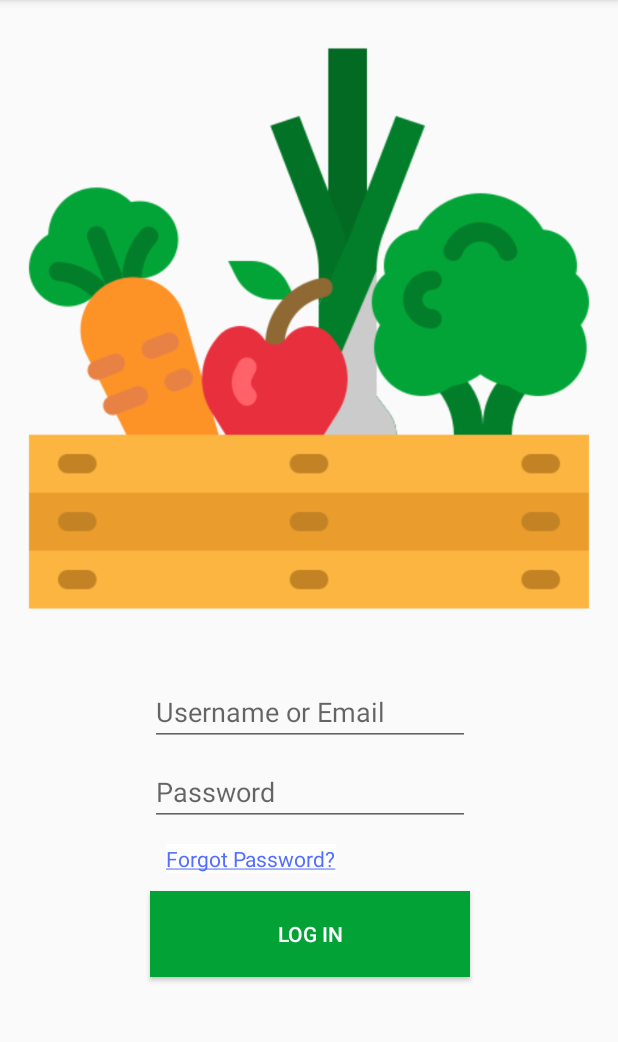
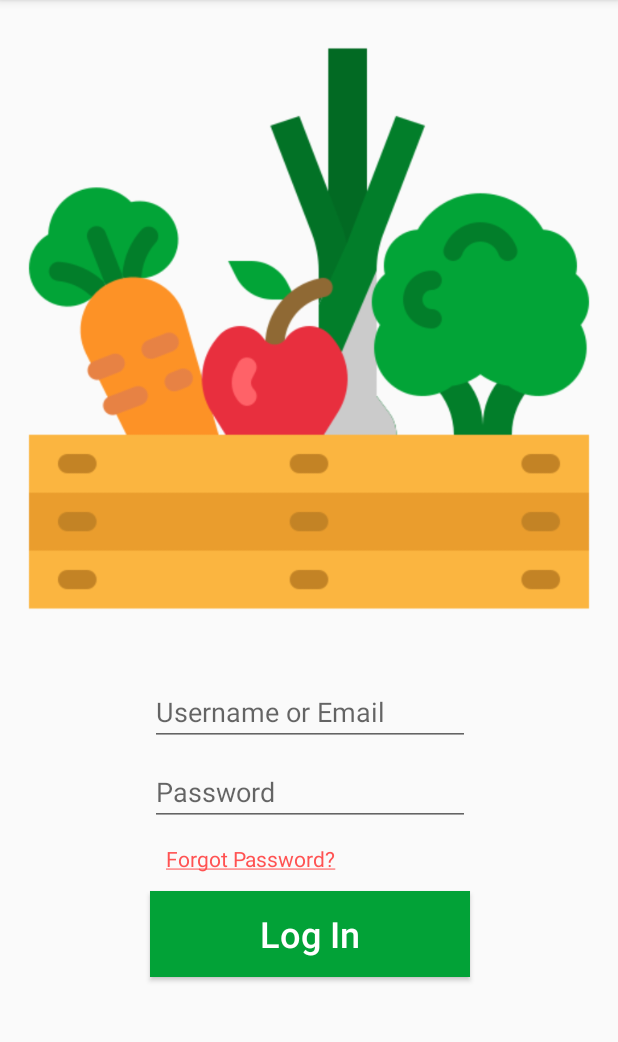
Before and after one commit to Afsar-Ahmed/Capstone-Jockey-Farmer, an Android app: the screen it shows after launch (MainActivity), on a phone screen of 412 x 824 dp, the part 84-1126 px from its top. Run offline under Robolectric (Android 15) with nearby library versions, the phone set to English and light mode, and no system bars.

Commit message:
Small Design Changes
textSize, color

```diff
--- a/FindMyFarmer/app/src/main/java/sheridan/capstone/findmyfarmer/MainActivity.kt
+++ b/FindMyFarmer/app/src/main/java/sheridan/capstone/findmyfarmer/MainActivity.kt
@@ -9,7 +9,7 @@ class MainActivity : AppCompatActivity() {
     override fun onCreate(savedInstanceState: Bundle?) {
         super.onCreate(savedInstanceState)
         setContentView(R.layout.activity_main)
-        this.getWindow().setSoftInputMode(WindowManager.LayoutParams.SOFT_INPUT_STATE_ALWAYS_HIDDEN);
+        this.getWindow().setSoftInputMode(WindowManager.LayoutParams.SOFT_INPUT_STATE_ALWAYS_HIDDEN)
+    }
 
-    }
 }
--- a/FindMyFarmer/app/src/main/res/layout/activity_main.xml
+++ b/FindMyFarmer/app/src/main/res/layout/activity_main.xml
@@ -18,7 +18,7 @@
         android:ems="10"
         android:hint="@string/input_password_hint"
         android:inputType="textPassword"
-        android:textColor="#FFFFFF"
+        android:textColor="#2B2B2B"
         app:layout_constraintEnd_toEndOf="@+id/inputEmail"
         app:layout_constraintHorizontal_bias="0.0"
         app:layout_constraintStart_toStartOf="@+id/inputEmail"
@@ -32,7 +32,6 @@
         android:ems="10"
         android:hint="@string/input_email_hint"
         android:inputType="textEmailAddress"
-        android:textColor="#FFFFFF"
         app:layout_constraintEnd_toEndOf="parent"
         app:layout_constraintHorizontal_bias="0.502"
         app:layout_constraintStart_toStartOf="parent"
@@ -56,10 +55,13 @@
         android:layout_width="0dp"
         android:layout_height="57dp"
         android:layout_marginTop="12dp"
-        android:background="#FFFFFF"
+        android:background="#4D5FFF"
         android:backgroundTint="#02A237"
+        android:fontFamily="sans-serif-medium"
         android:text="@string/login_btn"
+        android:textAllCaps="false"
         android:textColor="#FFFFFF"
+        android:textSize="24sp"
         app:layout_constraintEnd_toEndOf="@+id/inputPassword"
         app:layout_constraintHorizontal_bias="1.0"
         app:layout_constraintStart_toStartOf="@+id/inputPassword"
@@ -70,10 +72,9 @@
         android:layout_width="wrap_content"
         android:layout_height="wrap_content"
         android:layout_marginTop="12dp"
-        android:background="#FFFFFF"
         android:clickable="true"
         android:text="@string/forgot_password_link"
-        android:textColor="#536DFE"
+        android:textColor="#FF5252"
         app:layout_constraintEnd_toEndOf="@+id/inputPassword"
         app:layout_constraintHorizontal_bias="0.104"
         app:layout_constraintStart_toStartOf="@+id/inputPassword"
```
